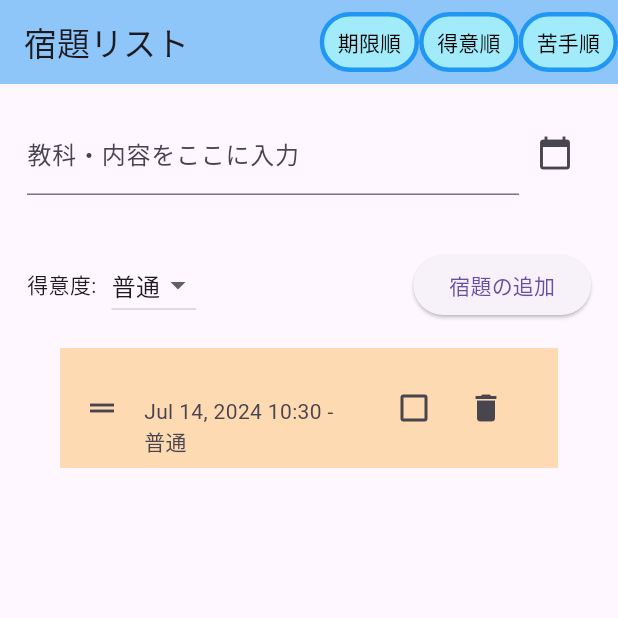
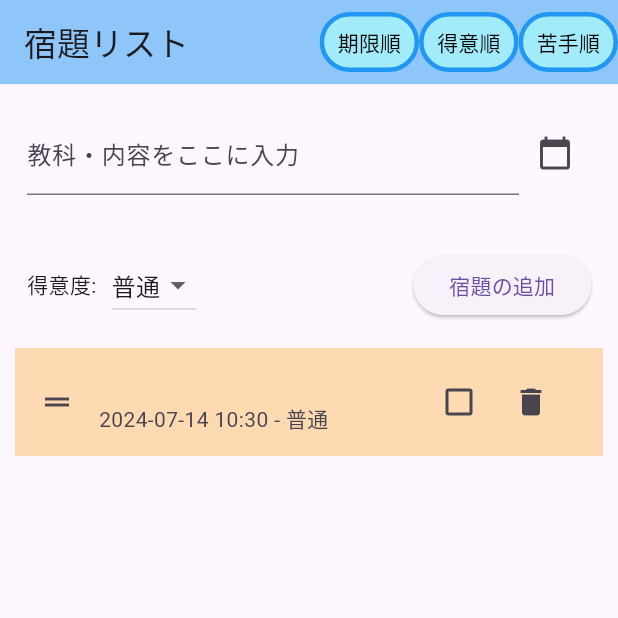
Before and after one commit to KazukiYoshida24/homework_organizer, a Flutter app: the screen it shows after launch, after a tap on "宿題の追加", on a phone screen of 412 x 824 dp, the top half of it. Run offline on Flutter 3.47's test engine with Material 3 defaults, Android fonts, the phone set to English and light mode, and no system bars; our stand-ins replace shared_preferences.

Commit message:
Change Designs

```diff
--- a/lib/main.dart
+++ b/lib/main.dart
@@ -336,7 +336,7 @@ class _HomeworkOrganizerScreenState extends State<HomeworkOrganizerScreen> {
           Expanded(
             // ユーザーが項目をドラッグして並べ替えできるリストビューを構築するためのウィジェット。builder メソッドを使用して、動的にリスト項目を作成
             child: ReorderableListView.builder(
-              padding: const EdgeInsets.symmetric(horizontal: 40),
+              padding: const EdgeInsets.symmetric(horizontal: 10),
               // リストビューに表示するアイテムの数を指定。ここでは _homeworkList の要素数を設定
               itemCount: _homeworkList.length,
               // 各リストアイテムのビルド方法を定義するコールバック関数。この中で、ListTile を使用して各宿題を表示
@@ -355,7 +355,7 @@ class _HomeworkOrganizerScreenState extends State<HomeworkOrganizerScreen> {
                   ),
                   title: Text(homework.title), // 宿題のタイトルを表示
                   subtitle: Text(
-                    '${DateFormat.yMMMd().format(homework.dueDate)} ${DateFormat.Hm().format(homework.dueDate)} - ${_proficiencyToString(homework.proficiency)}',
+                    '${DateFormat('yyyy-MM-dd HH:mm').format(homework.dueDate)} - ${_proficiencyToString(homework.proficiency)}',
                   ), // 宿題の期限と得意度を表示
                   trailing: Row(
                     mainAxisSize: MainAxisSize.min, // 子要素が必要な最小の幅で配置される
```
